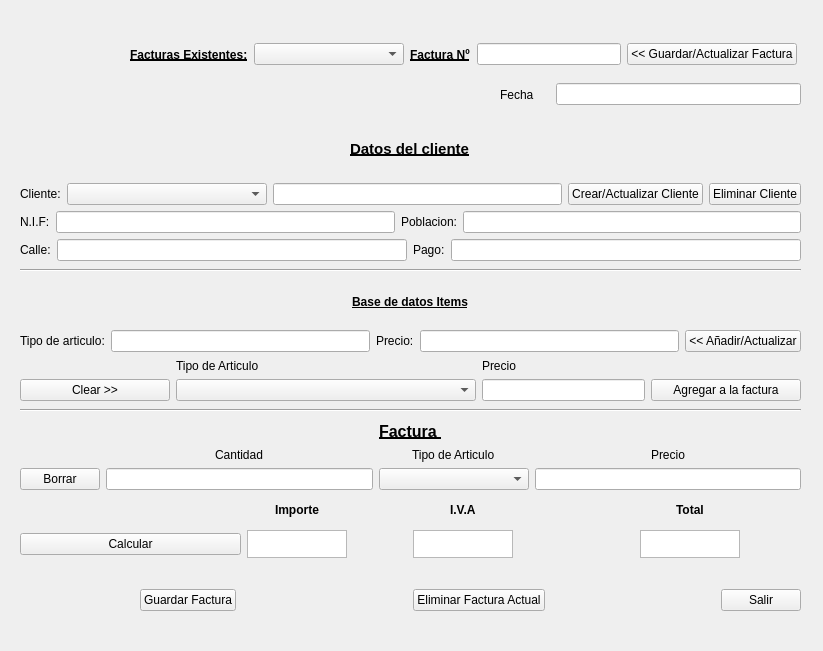
damasko/facturador_git, file interfaz_v004.ui: the form before one commit.
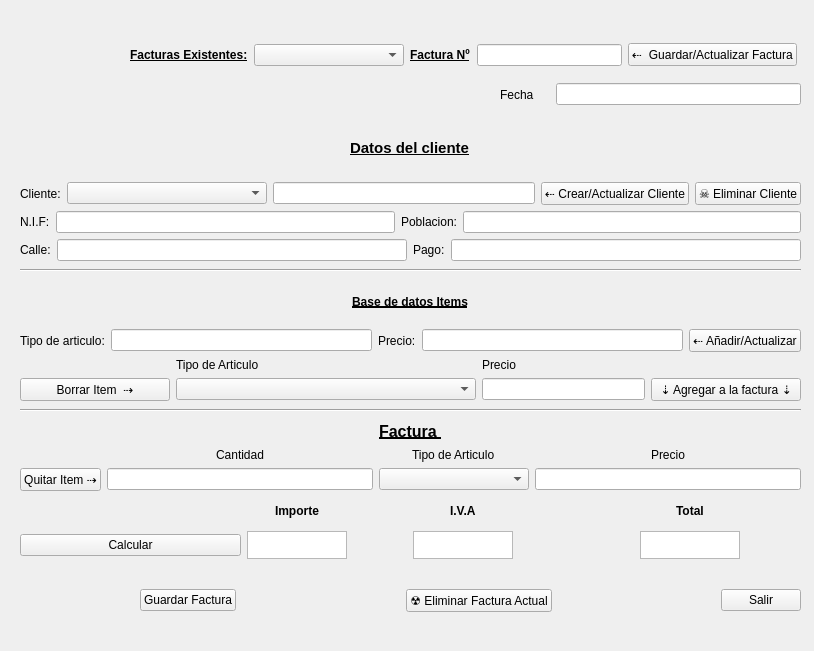
The form after the commit.

Commit message: reemplazo interfaz

Diff of the .ui file:
```diff
--- a/interfaz_v004.ui
+++ b/interfaz_v004.ui
@@ -9,7 +9,7 @@
    <rect>
     <x>0</x>
     <y>0</y>
-    <width>823</width>
+    <width>814</width>
     <height>651</height>
    </rect>
   </property>
@@ -35,7 +35,7 @@
       <x>20</x>
       <y>420</y>
       <width>781</width>
-      <height>138</height>
+      <height>139</height>
      </rect>
     </property>
     <layout class="QGridLayout" name="gridLayout_5">
@@ -99,7 +99,7 @@
        <item row="1" column="0">
         <widget class="QPushButton" name="rmItemAct">
          <property name="text">
-          <string>Borrar</string>
+          <string>Quitar Item ⇢</string>
          </property>
         </widget>
        </item>
@@ -214,7 +214,7 @@
       <x>130</x>
       <y>40</y>
       <width>667</width>
-      <height>29</height>
+      <height>30</height>
      </rect>
     </property>
     <layout class="QHBoxLayout" name="horizontalLayout_3">
@@ -262,7 +262,7 @@
      <item>
       <widget class="QPushButton" name="addf">
        <property name="text">
-        <string>&lt;&lt; Guardar/Actualizar Factura</string>
+        <string>⇠  Guardar/Actualizar Factura</string>
        </property>
       </widget>
      </item>
@@ -301,7 +301,7 @@
      <item>
       <widget class="QPushButton" name="rmallfac">
        <property name="text">
-        <string>Eliminar Factura Actual</string>
+        <string>☢ Eliminar Factura Actual</string>
        </property>
       </widget>
      </item>
@@ -404,14 +404,14 @@
        <item>
         <widget class="QPushButton" name="addclienteB">
          <property name="text">
-          <string>Crear/Actualizar Cliente</string>
+          <string>⇠ Crear/Actualizar Cliente</string>
          </property>
         </widget>
        </item>
        <item>
         <widget class="QPushButton" name="rm_cliente">
          <property name="text">
-          <string>Eliminar Cliente</string>
+          <string>☠ Eliminar Cliente</string>
          </property>
         </widget>
        </item>
@@ -506,7 +506,7 @@
        <item>
         <widget class="QPushButton" name="nuevoitem">
          <property name="text">
-          <string>&lt;&lt; Añadir/Actualizar</string>
+          <string>⇠ Añadir/Actualizar</string>
          </property>
         </widget>
        </item>
@@ -559,7 +559,7 @@
           </size>
          </property>
          <property name="text">
-          <string>Clear &gt;&gt;</string>
+          <string>Borrar Item  ⇢</string>
          </property>
         </widget>
        </item>
@@ -575,7 +575,7 @@
           </size>
          </property>
          <property name="text">
-          <string>Agregar a la factura</string>
+          <string>⇣ Agregar a la factura ⇣</string>
          </property>
         </widget>
        </item>
```
The commit also changes 1 other file.
